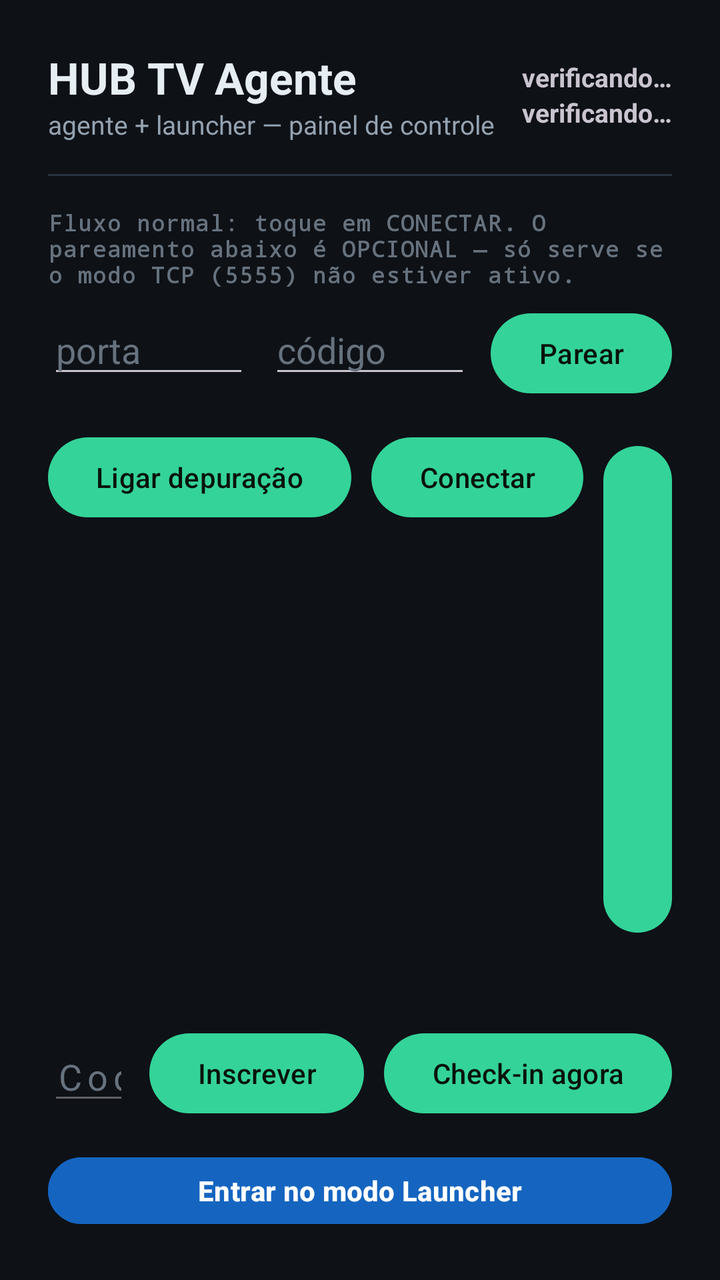
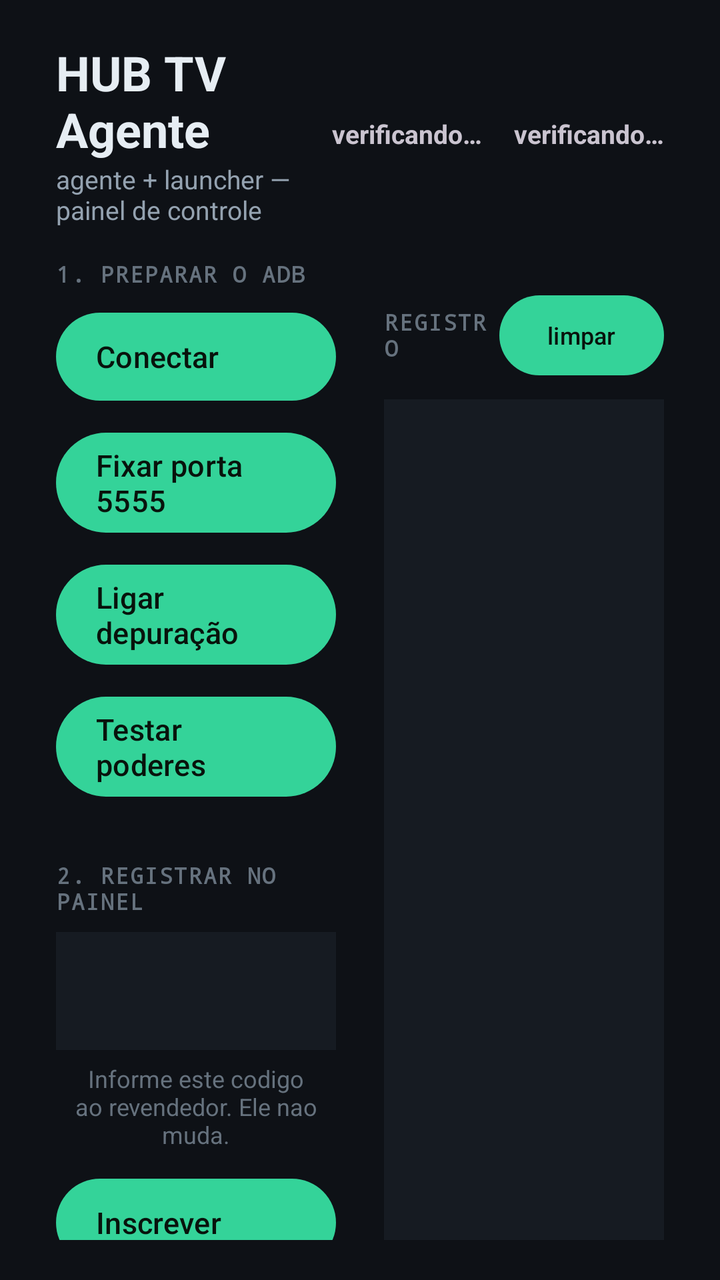

The first picture is an Android layout as it rendered before a commit; the second is the same layout after the commit. The layout source and the unified diff follow.
<!-- AndroidManifest.xml: application theme Theme.Agent -->
<!-- res/layout/activity_main.xml -->
<?xml version="1.0" encoding="utf-8"?>
<LinearLayout xmlns:android="http://schemas.android.com/apk/res/android"
    android:layout_width="match_parent"
    android:layout_height="match_parent"
    android:orientation="vertical"
    android:background="@color/fundo"
    android:padding="24dp">

    
    <LinearLayout
        android:layout_width="match_parent"
        android:layout_height="wrap_content"
        android:orientation="horizontal"
        android:gravity="center_vertical">

        <LinearLayout
            android:layout_width="0dp"
            android:layout_weight="1"
            android:layout_height="wrap_content"
            android:orientation="vertical">

            <TextView
                android:layout_width="wrap_content"
                android:layout_height="wrap_content"
                android:text="@string/app_name"
                android:textColor="@color/texto"
                android:textSize="22sp"
                android:textStyle="bold" />

            <TextView
                android:layout_width="wrap_content"
                android:layout_height="wrap_content"
                android:text="@string/subtitulo"
                android:textColor="@color/suave"
                android:textSize="13sp" />
        </LinearLayout>

        <LinearLayout
            android:layout_width="wrap_content"
            android:layout_height="wrap_content"
            android:orientation="vertical"
            android:gravity="end">

            <TextView
                android:id="@+id/estado_depuracao"
                android:layout_width="wrap_content"
                android:layout_height="wrap_content"
                android:text="@string/verificando"
                android:textSize="13sp"
                android:textStyle="bold" />

            <TextView
                android:id="@+id/estado_conexao"
                android:layout_width="wrap_content"
                android:layout_height="wrap_content"
                android:text="@string/verificando"
                android:textSize="13sp"
                android:textStyle="bold" />
        </LinearLayout>
    </LinearLayout>

    <View
        android:layout_width="match_parent"
        android:layout_height="1dp"
        android:layout_marginTop="16dp"
        android:layout_marginBottom="16dp"
        android:background="@color/borda" />

    
    <TextView
        style="@style/Rotulo"
        android:text="@string/passo_parear" />

    <LinearLayout
        android:layout_width="match_parent"
        android:layout_height="wrap_content"
        android:orientation="horizontal"
        android:layout_marginTop="8dp">

        <EditText
            android:id="@+id/campo_porta"
            android:layout_width="0dp"
            android:layout_weight="1"
            android:layout_height="wrap_content"
            android:hint="@string/porta"
            android:inputType="number"
            android:importantForAutofill="no"
            android:textColor="@color/texto"
            android:textColorHint="@color/fraco" />

        <EditText
            android:id="@+id/campo_codigo"
            android:layout_width="0dp"
            android:layout_weight="1"
            android:layout_height="wrap_content"
            android:layout_marginStart="10dp"
            android:hint="@string/codigo"
            android:inputType="number"
            android:maxLength="6"
            android:importantForAutofill="no"
            android:textColor="@color/texto"
            android:textColorHint="@color/fraco" />

        <Button
            android:id="@+id/btn_parear"
            android:layout_width="wrap_content"
            android:layout_height="wrap_content"
            android:layout_marginStart="10dp"
            android:text="@string/parear" />
    </LinearLayout>

    
    <LinearLayout
        android:layout_width="match_parent"
        android:layout_height="wrap_content"
        android:orientation="horizontal"
        android:layout_marginTop="14dp">

        <Button
            android:id="@+id/btn_ligar_depuracao"
            android:layout_width="wrap_content"
            android:layout_height="wrap_content"
            android:text="@string/ligar_depuracao" />

        <Button
            android:id="@+id/btn_conectar"
            android:layout_width="wrap_content"
            android:layout_height="wrap_content"
            android:layout_marginStart="10dp"
            android:text="@string/conectar" />

        <Button
            android:id="@+id/btn_testar"
            android:layout_width="wrap_content"
            android:layout_height="wrap_content"
            android:layout_marginStart="10dp"
            android:text="@string/testar" />

        <Button
            android:id="@+id/btn_fixar_porta"
            android:layout_width="wrap_content"
            android:layout_height="wrap_content"
            android:layout_marginStart="10dp"
            android:text="@string/fixar_porta" />

        <ProgressBar
            android:id="@+id/progresso"
            android:layout_width="26dp"
            android:layout_height="26dp"
            android:layout_gravity="center_vertical"
            android:layout_marginStart="14dp"
            android:visibility="invisible" />
    </LinearLayout>

    
    <LinearLayout
        android:layout_width="match_parent"
        android:layout_height="wrap_content"
        android:orientation="horizontal"
        android:layout_marginTop="14dp"
        android:gravity="center_vertical">

        <EditText
            android:id="@+id/campo_codigo_inscricao"
            android:layout_width="0dp"
            android:layout_weight="1"
            android:layout_height="wrap_content"
            android:hint="@string/codigo_inscricao"
            android:inputType="textCapCharacters"
            android:maxLength="8"
            android:importantForAutofill="no"
            android:textColor="@color/texto"
            android:textColorHint="@color/fraco"
            android:textSize="18sp"
            android:letterSpacing="0.15"
            android:enabled="false" />

        <Button
            android:id="@+id/btn_inscrever"
            android:layout_width="wrap_content"
            android:layout_height="wrap_content"
            android:layout_marginStart="10dp"
            android:text="@string/inscrever" />

        <Button
            android:id="@+id/btn_checkin"
            android:layout_width="wrap_content"
            android:layout_height="wrap_content"
            android:layout_marginStart="10dp"
            android:text="@string/checkin" />
    </LinearLayout>

    
    <Button
        android:id="@+id/btn_launcher"
        android:layout_width="match_parent"
        android:layout_height="wrap_content"
        android:layout_marginTop="14dp"
        android:text="@string/entrar_launcher"
        android:backgroundTint="#1565C0"
        android:textColor="#FFFFFF"
        android:textStyle="bold" />

    
    <LinearLayout
        android:layout_width="match_parent"
        android:layout_height="wrap_content"
        android:orientation="horizontal"
        android:gravity="center_vertical"
        android:layout_marginTop="12dp">

        <TextView
            style="@style/Rotulo"
            android:layout_width="0dp"
            android:layout_weight="1"
            android:text="@string/registro" />

        <Button
            android:id="@+id/btn_diagnostico"
            android:layout_width="wrap_content"
            android:layout_height="wrap_content"
            android:minWidth="0dp"
            android:text="Diagnostico"
            android:textSize="12sp"
            android:layout_marginEnd="8dp" />

        <Button
            android:id="@+id/btn_limpar"
            android:layout_width="wrap_content"
            android:layout_height="wrap_content"
            android:minWidth="0dp"
            android:text="@string/limpar"
            android:textSize="12sp" />
    </LinearLayout>

    <ScrollView
        android:id="@+id/rolagem"
        android:layout_width="match_parent"
        android:layout_height="0dp"
        android:layout_weight="1"
        android:layout_marginTop="8dp"
        android:background="@color/painel"
        android:padding="14dp">

        <TextView
            android:id="@+id/registro"
            android:layout_width="match_parent"
            android:layout_height="wrap_content"
            android:fontFamily="monospace"
            android:textColor="@color/suave"
            android:textSize="12sp"
            android:textIsSelectable="true" />
    </ScrollView>
</LinearLayout>
<!-- resources referenced by this layout -->
<resources>
  <color name="borda">#28323E</color>
  <color name="fraco">#66727E</color>
  <color name="fundo">#0E1116</color>
  <color name="painel">#161B22</color>
  <color name="suave">#94A2B0</color>
  <color name="texto">#E6EDF3</color>
  <string name="app_name">HUB TV Agente</string>
  <string name="checkin">Check-in agora</string>
  <string name="codigo">código</string>
  <string name="codigo_inscricao">Codigo de inscricao</string>
  <string name="conectar">Conectar</string>
  <string name="entrar_launcher">Entrar no modo Launcher</string>
  <string name="fixar_porta">Fixar porta 5555</string>
  <string name="inscrever">Inscrever</string>
  <string name="ligar_depuracao">Ligar depuração</string>
  <string name="limpar">limpar</string>
  <string name="parear">Parear</string>
  <string name="passo_parear">Fluxo normal: toque em CONECTAR. O pareamento abaixo é OPCIONAL — só serve se o modo TCP (5555) não estiver ativo.</string>
  <string name="porta">porta</string>
  <string name="registro">REGISTRO</string>
  <string name="subtitulo">agente + launcher — painel de controle</string>
  <string name="testar">Testar poderes</string>
  <string name="verificando">verificando…</string>
  <style name="Rotulo">
          <item name="android:layout_width">wrap_content</item>
          <item name="android:layout_height">wrap_content</item>
          <item name="android:textColor">@color/fraco</item>
          <item name="android:textSize">11sp</item>
          <item name="android:textStyle">bold</item>
          <item name="android:letterSpacing">0.06</item>
          <item name="android:fontFamily">monospace</item>
      </style>
  <style name="Theme.Agent" parent="Theme.Material3.Dark.NoActionBar">
          <item name="android:windowBackground">@color/fundo</item>
          <item name="colorPrimary">@color/accent</item>
          <item name="colorOnPrimary">#08130C</item>
          <item name="android:statusBarColor">@color/fundo</item>
          <item name="android:navigationBarColor">@color/fundo</item>
      </style>
  <color name="accent">#34D399</color>
</resources>

<!-- the commit's change to res/layout/activity_main.xml (unified diff, before → after) -->
@@ -4,202 +4,10 @@
     android:layout_height="match_parent"
     android:orientation="vertical"
     android:background="@color/fundo"
-    android:padding="24dp">
-
-    
-    <LinearLayout
-        android:layout_width="match_parent"
-        android:layout_height="wrap_content"
-        android:orientation="horizontal"
-        android:gravity="center_vertical">
-
-        <LinearLayout
-            android:layout_width="0dp"
-            android:layout_weight="1"
-            android:layout_height="wrap_content"
-            android:orientation="vertical">
-
-            <TextView
-                android:layout_width="wrap_content"
-                android:layout_height="wrap_content"
-                android:text="@string/app_name"
-                android:textColor="@color/texto"
-                android:textSize="22sp"
-                android:textStyle="bold" />
-
-            <TextView
-                android:layout_width="wrap_content"
-                android:layout_height="wrap_content"
-                android:text="@string/subtitulo"
-                android:textColor="@color/suave"
-                android:textSize="13sp" />
-        </LinearLayout>
-
-        <LinearLayout
-            android:layout_width="wrap_content"
-            android:layout_height="wrap_content"
-            android:orientation="vertical"
-            android:gravity="end">
-
-            <TextView
-                android:id="@+id/estado_depuracao"
-                android:layout_width="wrap_content"
-                android:layout_height="wrap_content"
-                android:text="@string/verificando"
-                android:textSize="13sp"
-                android:textStyle="bold" />
-
-            <TextView
-                android:id="@+id/estado_conexao"
-                android:layout_width="wrap_content"
-                android:layout_height="wrap_content"
-                android:text="@string/verificando"
-                android:textSize="13sp"
-                android:textStyle="bold" />
-        </LinearLayout>
-    </LinearLayout>
-
-    <View
-        android:layout_width="match_parent"
-        android:layout_height="1dp"
-        android:layout_marginTop="16dp"
-        android:layout_marginBottom="16dp"
-        android:background="@color/borda" />
-
-    
-    <TextView
-        style="@style/Rotulo"
-        android:text="@string/passo_parear" />
-
-    <LinearLayout
-        android:layout_width="match_parent"
-        android:layout_height="wrap_content"
-        android:orientation="horizontal"
-        android:layout_marginTop="8dp">
-
-        <EditText
-            android:id="@+id/campo_porta"
-            android:layout_width="0dp"
-            android:layout_weight="1"
-            android:layout_height="wrap_content"
-            android:hint="@string/porta"
-            android:inputType="number"
-            android:importantForAutofill="no"
-            android:textColor="@color/texto"
-            android:textColorHint="@color/fraco" />
-
-        <EditText
-            android:id="@+id/campo_codigo"
-            android:layout_width="0dp"
-            android:layout_weight="1"
-            android:layout_height="wrap_content"
-            android:layout_marginStart="10dp"
-            android:hint="@string/codigo"
-            android:inputType="number"
-            android:maxLength="6"
-            android:importantForAutofill="no"
-            android:textColor="@color/texto"
-            android:textColorHint="@color/fraco" />
-
-        <Button
-            android:id="@+id/btn_parear"
-            android:layout_width="wrap_content"
-            android:layout_height="wrap_content"
-            android:layout_marginStart="10dp"
-            android:text="@string/parear" />
-    </LinearLayout>
-
-    
-    <LinearLayout
-        android:layout_width="match_parent"
-        android:layout_height="wrap_content"
-        android:orientation="horizontal"
-        android:layout_marginTop="14dp">
-
-        <Button
-            android:id="@+id/btn_ligar_depuracao"
-            android:layout_width="wrap_content"
-            android:layout_height="wrap_content"
-            android:text="@string/ligar_depuracao" />
-
-        <Button
-            android:id="@+id/btn_conectar"
-            android:layout_width="wrap_content"
-            android:layout_height="wrap_content"
-            android:layout_marginStart="10dp"
-            android:text="@string/conectar" />
-
-        <Button
-            android:id="@+id/btn_testar"
-            android:layout_width="wrap_content"
-            android:layout_height="wrap_content"
-            android:layout_marginStart="10dp"
-            android:text="@string/testar" />
-
-        <Button
-            android:id="@+id/btn_fixar_porta"
-            android:layout_width="wrap_content"
-            android:layout_height="wrap_content"
-            android:layout_marginStart="10dp"
-            android:text="@string/fixar_porta" />
-
-        <ProgressBar
-            android:id="@+id/progresso"
-            android:layout_width="26dp"
-            android:layout_height="26dp"
-            android:layout_gravity="center_vertical"
-            android:layout_marginStart="14dp"
-            android:visibility="invisible" />
-    </LinearLayout>
-
-    
-    <LinearLayout
-        android:layout_width="match_parent"
-        android:layout_height="wrap_content"
-        android:orientation="horizontal"
-        android:layout_marginTop="14dp"
-        android:gravity="center_vertical">
-
-        <EditText
-            android:id="@+id/campo_codigo_inscricao"
-            android:layout_width="0dp"
-            android:layout_weight="1"
-            android:layout_height="wrap_content"
-            android:hint="@string/codigo_inscricao"
-            android:inputType="textCapCharacters"
-            android:maxLength="8"
-            android:importantForAutofill="no"
-            android:textColor="@color/texto"
-            android:textColorHint="@color/fraco"
-            android:textSize="18sp"
-            android:letterSpacing="0.15"
-            android:enabled="false" />
-
-        <Button
-            android:id="@+id/btn_inscrever"
-            android:layout_width="wrap_content"
-            android:layout_height="wrap_content"
-            android:layout_marginStart="10dp"
-            android:text="@string/inscrever" />
-
-        <Button
-            android:id="@+id/btn_checkin"
-            android:layout_width="wrap_content"
-            android:layout_height="wrap_content"
-            android:layout_marginStart="10dp"
-            android:text="@string/checkin" />
-    </LinearLayout>
-
-    
-    <Button
-        android:id="@+id/btn_launcher"
-        android:layout_width="match_parent"
-        android:layout_height="wrap_content"
-        android:layout_marginTop="14dp"
-        android:text="@string/entrar_launcher"
-        android:backgroundTint="#1565C0"
-        android:textColor="#FFFFFF"
-        android:textStyle="bold" />
+    android:paddingStart="28dp"
+    android:paddingEnd="28dp"
+    android:paddingTop="20dp"
+    android:paddingBottom="20dp">
 
     
     <LinearLayout
@@ -207,48 +15,268 @@
         android:layout_height="wrap_content"
         android:orientation="horizontal"
         android:gravity="center_vertical"
-        android:layout_marginTop="12dp">
-
-        <TextView
-            style="@style/Rotulo"
+        android:layout_marginBottom="16dp">
+
+        <LinearLayout
             android:layout_width="0dp"
             android:layout_weight="1"
-            android:text="@string/registro" />
-
-        <Button
-            android:id="@+id/btn_diagnostico"
+            android:layout_height="wrap_content"
+            android:orientation="vertical">
+
+            <TextView
+                android:layout_width="wrap_content"
+                android:layout_height="wrap_content"
+                android:text="@string/app_name"
+                android:textColor="@color/texto"
+                android:textSize="24sp"
+                android:textStyle="bold" />
+
+            <TextView
+                android:layout_width="wrap_content"
+                android:layout_height="wrap_content"
+                android:text="@string/subtitulo"
+                android:textColor="@color/suave"
+                android:textSize="13sp" />
+        </LinearLayout>
+
+        <TextView
+            android:id="@+id/estado_depuracao"
             android:layout_width="wrap_content"
             android:layout_height="wrap_content"
-            android:minWidth="0dp"
-            android:text="Diagnostico"
-            android:textSize="12sp"
-            android:layout_marginEnd="8dp" />
-
-        <Button
-            android:id="@+id/btn_limpar"
+            android:text="@string/verificando"
+            android:textSize="13sp"
+            android:textStyle="bold"
+            android:layout_marginEnd="16dp" />
+
+        <TextView
+            android:id="@+id/estado_conexao"
             android:layout_width="wrap_content"
             android:layout_height="wrap_content"
-            android:minWidth="0dp"
-            android:text="@string/limpar"
-            android:textSize="12sp" />
+            android:text="@string/verificando"
+            android:textSize="13sp"
+            android:textStyle="bold" />
     </LinearLayout>
 
-    <ScrollView
-        android:id="@+id/rolagem"
+    <LinearLayout
         android:layout_width="match_parent"
         android:layout_height="0dp"
         android:layout_weight="1"
-        android:layout_marginTop="8dp"
-        android:background="@color/painel"
-        android:padding="14dp">
-
-        <TextView
-            android:id="@+id/registro"
-            android:layout_width="match_parent"
-            android:layout_height="wrap_content"
-            android:fontFamily="monospace"
-            android:textColor="@color/suave"
-            android:textSize="12sp"
-            android:textIsSelectable="true" />
-    </ScrollView>
+        android:orientation="horizontal">
+
+        
+        <ScrollView
+            android:layout_width="0dp"
+            android:layout_weight="1"
+            android:layout_height="match_parent"
+            android:scrollbars="none">
+
+            <LinearLayout
+                android:layout_width="match_parent"
+                android:layout_height="wrap_content"
+                android:orientation="vertical">
+
+                <TextView
+                    style="@style/Rotulo"
+                    android:text="1. PREPARAR O ADB"
+                    android:layout_marginBottom="8dp" />
+
+                
+                <Button
+                    android:id="@+id/btn_conectar"
+                    style="@style/BotaoTv"
+                    android:text="@string/conectar">
+                    <requestFocus />
+                </Button>
+
+                <Button
+                    android:id="@+id/btn_fixar_porta"
+                    style="@style/BotaoTv"
+                    android:text="@string/fixar_porta" />
+
+                <Button
+                    android:id="@+id/btn_ligar_depuracao"
+                    style="@style/BotaoTv"
+                    android:text="@string/ligar_depuracao" />
+
+                <Button
+                    android:id="@+id/btn_testar"
+                    style="@style/BotaoTv"
+                    android:text="@string/testar" />
+
+                <TextView
+                    style="@style/Rotulo"
+                    android:text="2. REGISTRAR NO PAINEL"
+                    android:layout_marginTop="20dp"
+                    android:layout_marginBottom="8dp" />
+
+                
+                <TextView
+                    android:id="@+id/campo_codigo_inscricao"
+                    android:layout_width="match_parent"
+                    android:layout_height="wrap_content"
+                    android:background="@color/painel"
+                    android:paddingStart="16dp"
+                    android:paddingEnd="16dp"
+                    android:paddingTop="12dp"
+                    android:paddingBottom="12dp"
+                    android:textColor="@color/accent"
+                    android:textSize="26sp"
+                    android:textStyle="bold"
+                    android:letterSpacing="0.25"
+                    android:gravity="center"
+                    android:fontFamily="monospace"
+                    android:focusable="false" />
+
+                <TextView
+                    android:layout_width="match_parent"
+                    android:layout_height="wrap_content"
+                    android:text="Informe este codigo ao revendedor. Ele nao muda."
+                    android:textColor="@color/fraco"
+                    android:textSize="12sp"
+                    android:gravity="center"
+                    android:layout_marginTop="6dp"
+                    android:layout_marginBottom="10dp" />
+
+                <Button
+                    android:id="@+id/btn_inscrever"
+                    style="@style/BotaoTv"
+                    android:text="@string/inscrever" />
+
+                <Button
+                    android:id="@+id/btn_checkin"
+                    style="@style/BotaoTv"
+                    android:text="@string/checkin" />
+
+                <TextView
+                    style="@style/Rotulo"
+                    android:text="3. USAR"
+                    android:layout_marginTop="20dp"
+                    android:layout_marginBottom="8dp" />
+
+                <Button
+                    android:id="@+id/btn_launcher"
+                    style="@style/BotaoTv"
+                    android:text="@string/entrar_launcher" />
+
+                <Button
+                    android:id="@+id/btn_diagnostico"
+                    style="@style/BotaoTv"
+                    android:text="Diagnostico" />
+
+                <TextView
+                    style="@style/Rotulo"
+                    android:text="PAREAMENTO (so se CONECTAR falhar)"
+                    android:layout_marginTop="20dp"
+                    android:layout_marginBottom="8dp" />
+
+                <LinearLayout
+                    android:layout_width="match_parent"
+                    android:layout_height="wrap_content"
+                    android:orientation="horizontal">
+
+                    <EditText
+                        android:id="@+id/campo_porta"
+                        android:layout_width="0dp"
+                        android:layout_weight="1"
+                        android:layout_height="wrap_content"
+                        android:hint="@string/porta"
+                        android:inputType="number"
+                        android:textColor="@color/texto"
+                        android:textColorHint="@color/fraco"
+                        android:layout_marginEnd="8dp"
+                        android:importantForAutofill="no" />
+
+                    <EditText
+                        android:id="@+id/campo_codigo"
+                        android:layout_width="0dp"
+                        android:layout_weight="1"
+                        android:layout_height="wrap_content"
+                        android:hint="@string/codigo"
+                        android:inputType="number"
+                        android:textColor="@color/texto"
+                        android:textColorHint="@color/fraco"
+                        android:layout_marginEnd="8dp"
+                        android:importantForAutofill="no" />
+
+                    <Button
+                        android:id="@+id/btn_parear"
+                        android:layout_width="wrap_content"
+                        android:layout_height="wrap_content"
+                        android:text="@string/parear" />
+                </LinearLayout>
+
+                <TextView
+                    android:layout_width="match_parent"
+                    android:layout_height="wrap_content"
+                    android:text="@string/passo_parear"
+                    android:textColor="@color/fraco"
+                    android:textSize="11sp"
+                    android:layout_marginTop="8dp"
+                    android:layout_marginBottom="20dp" />
+            </LinearLayout>
+        </ScrollView>
+
+        
+        <LinearLayout
+            android:layout_width="0dp"
+            android:layout_weight="1"
+            android:layout_height="match_parent"
+            android:orientation="vertical"
+            android:layout_marginStart="24dp">
+
+            <ProgressBar
+                android:id="@+id/progresso"
+                style="?android:attr/progressBarStyleHorizontal"
+                android:layout_width="match_parent"
+                android:layout_height="4dp"
+                android:indeterminate="true"
+                android:visibility="invisible"
+                android:layout_marginBottom="10dp" />
+
+            <LinearLayout
+                android:layout_width="match_parent"
+                android:layout_height="wrap_content"
+                android:orientation="horizontal"
+                android:gravity="center_vertical"
+                android:layout_marginBottom="8dp">
+
+                <TextView
+                    style="@style/Rotulo"
+                    android:layout_width="0dp"
+                    android:layout_weight="1"
+                    android:text="@string/registro" />
+
+                <Button
+                    android:id="@+id/btn_limpar"
+                    android:layout_width="wrap_content"
+                    android:layout_height="wrap_content"
+                    android:minWidth="0dp"
+                    android:text="@string/limpar"
+                    android:textSize="12sp" />
+            </LinearLayout>
+
+            
+            <ScrollView
+                android:id="@+id/rolagem"
+                android:layout_width="match_parent"
+                android:layout_height="0dp"
+                android:layout_weight="1"
+                android:background="@color/painel"
+                android:padding="14dp"
+                android:focusable="false"
+                android:descendantFocusability="blocksDescendants"
+                android:scrollbars="vertical">
+
+                <TextView
+                    android:id="@+id/registro"
+                    android:layout_width="match_parent"
+                    android:layout_height="wrap_content"
+                    android:fontFamily="monospace"
+                    android:textColor="@color/suave"
+                    android:textSize="12sp"
+                    android:focusable="false"
+                    android:textIsSelectable="false" />
+            </ScrollView>
+        </LinearLayout>
+    </LinearLayout>
 </LinearLayout>
<!-- resource entries referenced after the edit -->
@@ -1,6 +1,5 @@
 <!-- resources referenced by this layout -->
 <resources>
-  <color name="borda">#28323E</color>
   <color name="fraco">#66727E</color>
   <color name="fundo">#0E1116</color>
   <color name="painel">#161B22</color>
@@ -9,7 +8,6 @@
   <string name="app_name">HUB TV Agente</string>
   <string name="checkin">Check-in agora</string>
   <string name="codigo">código</string>
-  <string name="codigo_inscricao">Codigo de inscricao</string>
   <string name="conectar">Conectar</string>
   <string name="entrar_launcher">Entrar no modo Launcher</string>
   <string name="fixar_porta">Fixar porta 5555</string>
@@ -23,6 +21,16 @@
   <string name="subtitulo">agente + launcher — painel de controle</string>
   <string name="testar">Testar poderes</string>
   <string name="verificando">verificando…</string>
+  <style name="BotaoTv" parent="Widget.Material3.Button">
+          <item name="android:layout_width">match_parent</item>
+          <item name="android:layout_height">wrap_content</item>
+          <item name="android:minHeight">52dp</item>
+          <item name="android:textSize">15sp</item>
+          <item name="android:gravity">center_vertical|start</item>
+          <item name="android:paddingStart">20dp</item>
+          <item name="android:paddingEnd">20dp</item>
+          <item name="android:layout_marginBottom">8dp</item>
+      </style>
   <style name="Rotulo">
           <item name="android:layout_width">wrap_content</item>
           <item name="android:layout_height">wrap_content</item>
